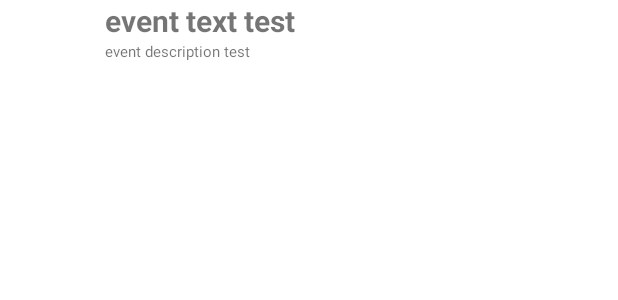
After one commit to Prolog365/Prolog365, an Android app: the layout calendar_event_item.xml on its own in the app's theme, with its tools: preview values and no code run, on a phone screen of 412 x 824 dp. The commit adds this screen. Shown: the top 300 px of the screen. Run offline under Robolectric (Android 15) with nearby library versions, the light colour scheme and no system bars.

Commit message:
FEAT) calendar init

```diff
--- /dev/null
+++ b/prolog365/app/src/main/res/layout/calendar_event_item.xml
@@ -0,0 +1,36 @@
+<?xml version="1.0" encoding="utf-8"?>
+<androidx.constraintlayout.widget.ConstraintLayout xmlns:android="http://schemas.android.com/apk/res/android"
+    android:layout_width="match_parent"
+    android:layout_height="wrap_content"
+    android:paddingHorizontal="20dp"
+    xmlns:app="http://schemas.android.com/apk/res-auto"
+    xmlns:tools="http://schemas.android.com/tools">
+
+    <ImageView
+        android:id="@+id/calendar_event_image"
+        android:layout_width="50dp"
+        android:layout_height="50dp"
+        app:layout_constraintTop_toTopOf="parent"
+        app:layout_constraintStart_toStartOf="parent"
+        app:layout_constraintBottom_toBottomOf="parent" />
+
+    <TextView
+        android:id="@+id/calendar_event_title"
+        android:layout_width="wrap_content"
+        android:layout_height="wrap_content"
+        android:text="event text test"
+        android:textSize="20dp"
+        android:textStyle="bold"
+        app:layout_constraintLeft_toRightOf="@+id/calendar_event_image"
+        app:layout_constraintTop_toTopOf="parent" />
+
+    <TextView
+        android:id="@+id/calendar_event_description"
+        android:layout_width="wrap_content"
+        android:layout_height="wrap_content"
+        android:text="event description test"
+        android:textSize="10dp"
+        app:layout_constraintLeft_toRightOf="@+id/calendar_event_image"
+        app:layout_constraintTop_toBottomOf="@+id/calendar_event_title" />
+
+</androidx.constraintlayout.widget.ConstraintLayout>
```
Also changed, not shown: prolog365/app/src/main/java/com/example/prolog365/ui/calendar/CalendarData.kt (added, +7 -0 lines), prolog365/app/src/main/java/com/example/prolog365/ui/calendar/CalendarFragment.kt (+3 -12 lines), prolog365/app/src/main/res/layout/fragment_calendar.xml (+13 -11 lines).
